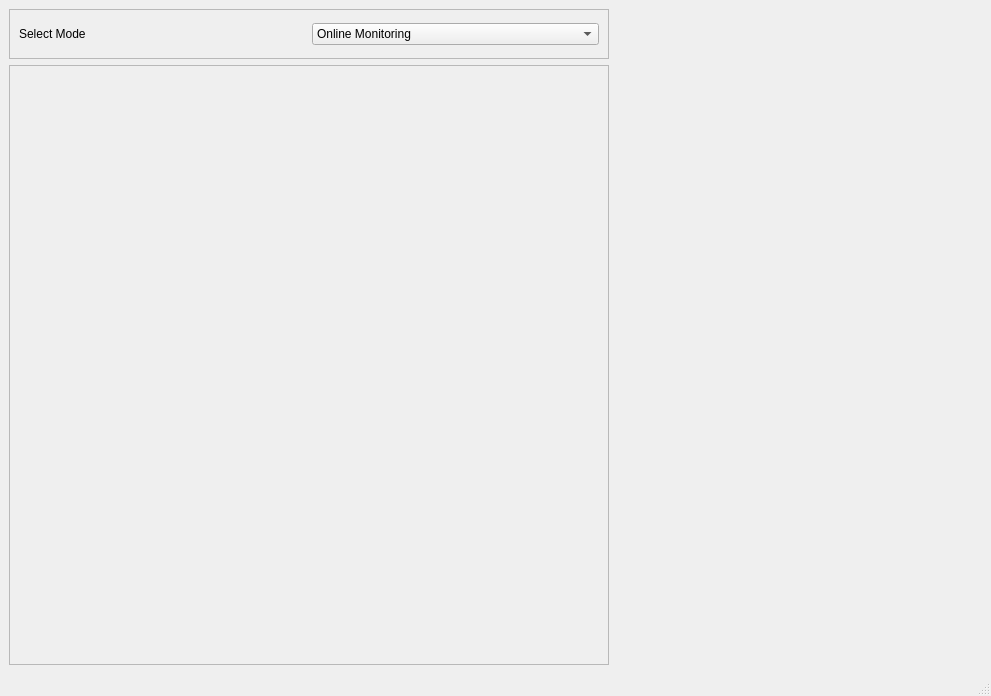
Before: the Qt Designer form FocusDiagnostics/focusdiagnosticsmainwindow.ui in dungducphan/TauExperimentDataAnalyzer, drawn with Qt 5.
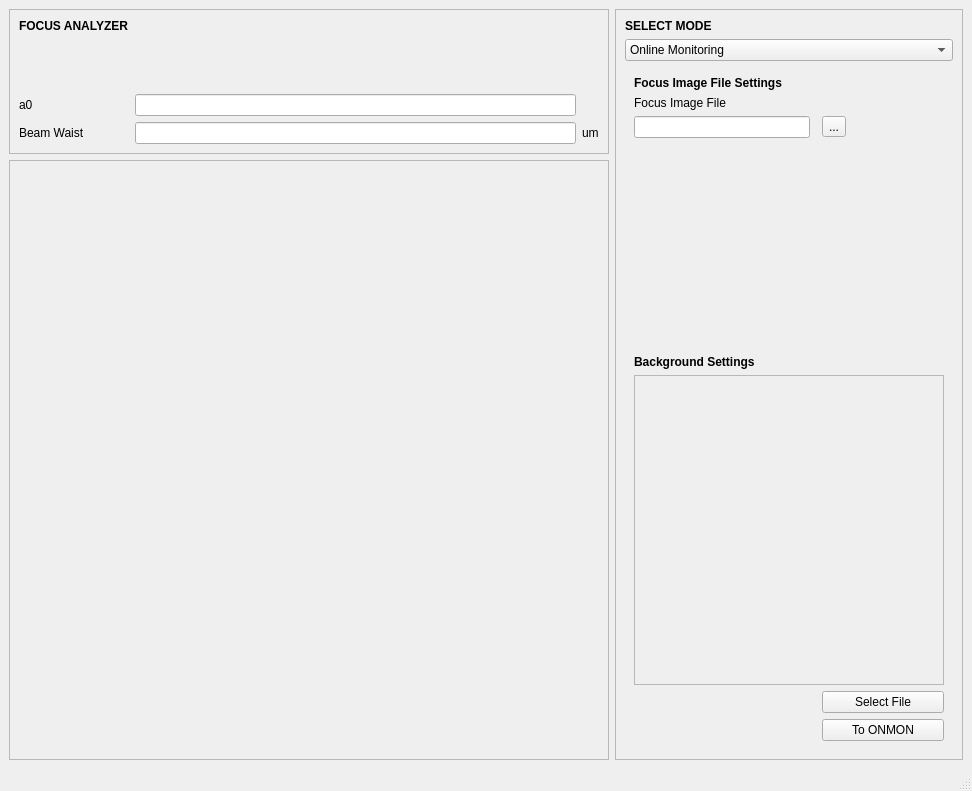
After: the same form once the commit is applied. The open tabs and pages were chosen to show the change.

What changed in the file:
```diff
--- a/FocusDiagnostics/focusdiagnosticsmainwindow.ui
+++ b/FocusDiagnostics/focusdiagnosticsmainwindow.ui
@@ -6,8 +6,8 @@
    <rect>
     <x>0</x>
     <y>0</y>
-    <width>991</width>
-    <height>696</height>
+    <width>972</width>
+    <height>791</height>
    </rect>
   </property>
   <property name="sizePolicy">
@@ -18,14 +18,14 @@
   </property>
   <property name="minimumSize">
    <size>
-    <width>991</width>
-    <height>696</height>
+    <width>0</width>
+    <height>0</height>
    </size>
   </property>
   <property name="maximumSize">
    <size>
-    <width>991</width>
-    <height>696</height>
+    <width>16777215</width>
+    <height>16777215</height>
    </size>
   </property>
   <property name="windowTitle">
@@ -33,18 +33,18 @@
   </property>
   <widget class="QWidget" name="centralwidget">
    <layout class="QGridLayout" name="gridLayout">
-    <item row="0" column="0">
+    <item row="0" column="1" rowspan="2">
      <widget class="QFrame" name="frame">
       <property name="minimumSize">
        <size>
-        <width>400</width>
-        <height>50</height>
+        <width>0</width>
+        <height>0</height>
        </size>
       </property>
       <property name="maximumSize">
        <size>
         <width>16777215</width>
-        <height>50</height>
+        <height>16777215</height>
        </size>
       </property>
       <property name="frameShape">
@@ -53,19 +53,24 @@
       <property name="frameShadow">
        <enum>QFrame::Raised</enum>
       </property>
-      <layout class="QHBoxLayout" name="horizontalLayout">
-       <item>
+      <layout class="QGridLayout" name="gridLayout_5">
+       <item row="0" column="2">
         <widget class="QLabel" name="Label_MODE">
+         <property name="font">
+          <font>
+           <bold>true</bold>
+          </font>
+         </property>
          <property name="text">
-          <string>Select Mode</string>
+          <string>SELECT MODE</string>
          </property>
         </widget>
        </item>
-       <item>
+       <item row="1" column="2">
         <widget class="QComboBox" name="ComboBox_MODE">
          <property name="minimumSize">
           <size>
-           <width>250</width>
+           <width>200</width>
            <height>0</height>
           </size>
          </property>
@@ -81,63 +86,7 @@
          </item>
         </widget>
        </item>
-      </layout>
-     </widget>
-    </item>
-    <item row="1" column="0">
-     <widget class="QFrame" name="frame_3">
-      <property name="minimumSize">
-       <size>
-        <width>600</width>
-        <height>600</height>
-       </size>
-      </property>
-      <property name="maximumSize">
-       <size>
-        <width>16777215</width>
-        <height>16777215</height>
-       </size>
-      </property>
-      <property name="frameShape">
-       <enum>QFrame::StyledPanel</enum>
-      </property>
-      <property name="frameShadow">
-       <enum>QFrame::Raised</enum>
-      </property>
-      <layout class="QGridLayout" name="gridLayout_3">
-       <item row="0" column="0">
-        <widget class="QWidget" name="widget_IMAGE_PROJ_Y" native="true"/>
-       </item>
-       <item row="0" column="1">
-        <widget class="QWidget" name="widget_IMAGE" native="true">
-         <property name="minimumSize">
-          <size>
-           <width>450</width>
-           <height>450</height>
-          </size>
-         </property>
-        </widget>
-       </item>
-       <item row="1" column="1">
-        <widget class="QWidget" name="widget_IMAGE_PROJ_X" native="true"/>
-       </item>
-      </layout>
-     </widget>
-    </item>
-    <item row="0" column="1" colspan="2">
-     <spacer name="horizontalSpacer">
-      <property name="orientation">
-       <enum>Qt::Horizontal</enum>
-      </property>
-      <property name="sizeHint" stdset="0">
-       <size>
-        <width>40</width>
-        <height>20</height>
-       </size>
-      </property>
-     </spacer>
-    </item>
-    <item row="1" column="1">
+       <item row="3" column="2">
      <widget class="QStackedWidget" name="stackedWidget">
       <property name="currentIndex">
        <number>0</number>
@@ -290,16 +239,262 @@
           </property>
          </widget>
         </item>
+          </layout>
+         </widget>
+         <widget class="QWidget" name="page_OFFLINE_ANALYSIS">
+          <layout class="QGridLayout" name="gridLayout_7">
         <item row="7" column="2">
-         <widget class="QPushButton" name="pushButton_CAPTURE_BKGD">
+            <widget class="QPushButton" name="button_TRANSFER_TO_ONMON">
+             <property name="maximumSize">
+              <size>
+               <width>122</width>
+               <height>16777215</height>
+              </size>
+             </property>
+             <property name="toolTip">
+              <string>&lt;html&gt;&lt;head/&gt;&lt;body&gt;&lt;p&gt;In case users do not want to capture the backgound image using the live camera, they can load the background from an image file on &amp;quot;Offline Analysis&amp;quot; mode and click this button to transfer the file to the &amp;quot;Online Monitoring&amp;quot; mode.&lt;/p&gt;&lt;/body&gt;&lt;/html&gt;</string>
+             </property>
           <property name="text">
-           <string>Capture</string>
+              <string>To ONMON</string>
           </property>
          </widget>
         </item>
-       </layout>
-      </widget>
-      <widget class="QWidget" name="page_OFFLINE_ANALYSIS"/>
+           <item row="4" column="0">
+            <widget class="QLabel" name="label_11">
+             <property name="font">
+              <font>
+               <bold>true</bold>
+              </font>
+             </property>
+             <property name="text">
+              <string>Background Settings</string>
+             </property>
+            </widget>
+           </item>
+           <item row="5" column="0" colspan="3">
+            <widget class="QFrame" name="frame_FROMFILE_BKGD_IMAGE">
+             <property name="frameShape">
+              <enum>QFrame::StyledPanel</enum>
+             </property>
+             <property name="frameShadow">
+              <enum>QFrame::Raised</enum>
+             </property>
+             <layout class="QGridLayout" name="gridLayout_8">
+              <item row="0" column="0">
+               <widget class="QWidget" name="widget_FROMFILE_BKGD_IMAGE" native="true">
+                <property name="minimumSize">
+                 <size>
+                  <width>290</width>
+                  <height>290</height>
+                 </size>
+                </property>
+                <property name="maximumSize">
+                 <size>
+                  <width>400</width>
+                  <height>400</height>
+                 </size>
+                </property>
+               </widget>
+              </item>
+             </layout>
+            </widget>
+           </item>
+           <item row="6" column="2">
+            <widget class="QPushButton" name="pushButton_4">
+             <property name="minimumSize">
+              <size>
+               <width>122</width>
+               <height>0</height>
+              </size>
+             </property>
+             <property name="maximumSize">
+              <size>
+               <width>122</width>
+               <height>16777215</height>
+              </size>
+             </property>
+             <property name="text">
+              <string>Select File</string>
+             </property>
+            </widget>
+           </item>
+           <item row="7" column="0" colspan="2">
+            <spacer name="horizontalSpacer_2">
+             <property name="orientation">
+              <enum>Qt::Horizontal</enum>
+             </property>
+             <property name="sizeHint" stdset="0">
+              <size>
+               <width>40</width>
+               <height>20</height>
+              </size>
+             </property>
+            </spacer>
+           </item>
+           <item row="0" column="0">
+            <widget class="QLabel" name="label_7">
+             <property name="font">
+              <font>
+               <bold>true</bold>
+              </font>
+             </property>
+             <property name="text">
+              <string>Focus Image File Settings</string>
+             </property>
+            </widget>
+           </item>
+           <item row="6" column="0" colspan="2">
+            <spacer name="horizontalSpacer">
+             <property name="orientation">
+              <enum>Qt::Horizontal</enum>
+             </property>
+             <property name="sizeHint" stdset="0">
+              <size>
+               <width>40</width>
+               <height>20</height>
+              </size>
+             </property>
+            </spacer>
+           </item>
+           <item row="1" column="0">
+            <widget class="QLabel" name="label_12">
+             <property name="text">
+              <string>Focus Image File</string>
+             </property>
+            </widget>
+           </item>
+           <item row="3" column="0">
+            <spacer name="verticalSpacer_3">
+             <property name="orientation">
+              <enum>Qt::Vertical</enum>
+             </property>
+             <property name="sizeHint" stdset="0">
+              <size>
+               <width>20</width>
+               <height>40</height>
+              </size>
+             </property>
+            </spacer>
+           </item>
+           <item row="2" column="0">
+            <widget class="QLineEdit" name="lineEdit_3"/>
+           </item>
+           <item row="2" column="2">
+            <widget class="QToolButton" name="toolButton">
+             <property name="text">
+              <string>...</string>
+             </property>
+            </widget>
+           </item>
+          </layout>
+         </widget>
+        </widget>
+       </item>
+      </layout>
+     </widget>
+    </item>
+    <item row="1" column="0">
+     <widget class="QFrame" name="frame_3">
+      <property name="minimumSize">
+       <size>
+        <width>600</width>
+        <height>600</height>
+       </size>
+      </property>
+      <property name="maximumSize">
+       <size>
+        <width>16777215</width>
+        <height>16777215</height>
+       </size>
+      </property>
+      <property name="frameShape">
+       <enum>QFrame::StyledPanel</enum>
+      </property>
+      <property name="frameShadow">
+       <enum>QFrame::Raised</enum>
+      </property>
+      <layout class="QGridLayout" name="gridLayout_3">
+       <item row="0" column="0">
+        <widget class="QWidget" name="widget_IMAGE_PROJ_Y" native="true"/>
+       </item>
+       <item row="0" column="1">
+        <widget class="QWidget" name="widget_IMAGE" native="true">
+         <property name="minimumSize">
+          <size>
+           <width>450</width>
+           <height>450</height>
+          </size>
+         </property>
+        </widget>
+       </item>
+       <item row="1" column="1">
+        <widget class="QWidget" name="widget_IMAGE_PROJ_X" native="true"/>
+       </item>
+      </layout>
+     </widget>
+    </item>
+    <item row="0" column="0">
+     <widget class="QFrame" name="frame_2">
+      <property name="frameShape">
+       <enum>QFrame::StyledPanel</enum>
+      </property>
+      <property name="frameShadow">
+       <enum>QFrame::Raised</enum>
+      </property>
+      <layout class="QGridLayout" name="gridLayout_6">
+       <item row="1" column="0">
+        <spacer name="verticalSpacer">
+         <property name="orientation">
+          <enum>Qt::Vertical</enum>
+         </property>
+         <property name="sizeHint" stdset="0">
+          <size>
+           <width>20</width>
+           <height>40</height>
+          </size>
+         </property>
+        </spacer>
+       </item>
+       <item row="0" column="0">
+        <widget class="QLabel" name="Label_MODE_2">
+         <property name="font">
+          <font>
+           <bold>true</bold>
+          </font>
+         </property>
+         <property name="text">
+          <string>FOCUS ANALYZER</string>
+         </property>
+        </widget>
+       </item>
+       <item row="2" column="0">
+        <widget class="QLabel" name="label_8">
+         <property name="text">
+          <string>a0</string>
+         </property>
+        </widget>
+       </item>
+       <item row="3" column="0">
+        <widget class="QLabel" name="label_9">
+         <property name="text">
+          <string>Beam Waist</string>
+         </property>
+        </widget>
+       </item>
+       <item row="3" column="2">
+        <widget class="QLabel" name="label_10">
+         <property name="text">
+          <string>um</string>
+         </property>
+        </widget>
+       </item>
+       <item row="3" column="1">
+        <widget class="QLineEdit" name="lineEdit_2"/>
+       </item>
+       <item row="2" column="1">
+        <widget class="QLineEdit" name="lineEdit"/>
+       </item>
+      </layout>
      </widget>
     </item>
    </layout>
```
Left out of the diff: 67 changed lines with no effect on the pictures. Lines whose indentation alone changed are shown as unchanged.
